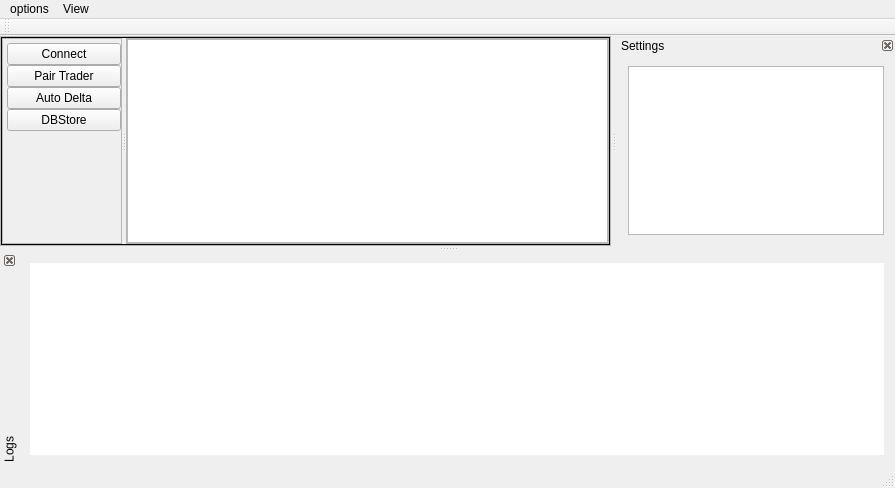
Above: IbTradeQt/MainSystem/ibtradesystem.ui from CloseToAlgoTrading/IbTradeQtDev before the change. Below: the same form after it.
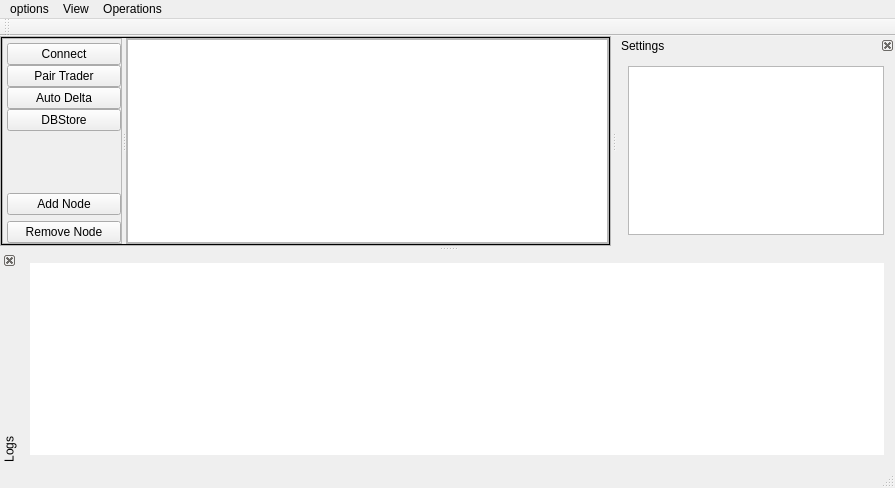
That is the form after the change.

```diff
--- a/IbTradeQt/MainSystem/ibtradesystem.ui
+++ b/IbTradeQt/MainSystem/ibtradesystem.ui
@@ -91,7 +91,7 @@
            <property name="frameShadow">
             <enum>QFrame::Raised</enum>
            </property>
-           <layout class="QGridLayout" name="gridLayout_2" rowstretch="0">
+           <layout class="QGridLayout" name="gridLayout_2" rowstretch="0,0,0,0,0,0,0">
             <property name="sizeConstraint">
              <enum>QLayout::SetDefaultConstraint</enum>
             </property>
@@ -162,6 +162,20 @@
               </layout>
              </widget>
             </item>
+            <item row="2" column="0">
+             <widget class="QPushButton" name="pushButton_RemoveNode">
+              <property name="text">
+               <string>Remove Node</string>
+              </property>
+             </widget>
+            </item>
+            <item row="1" column="0">
+             <widget class="QPushButton" name="pushButton_AddNode">
+              <property name="text">
+               <string>Add Node</string>
+              </property>
+             </widget>
+            </item>
            </layout>
           </widget>
           <widget class="QFrame" name="frame_4">
@@ -207,7 +221,7 @@
      <x>0</x>
      <y>0</y>
      <width>895</width>
-     <height>20</height>
+     <height>21</height>
     </rect>
    </property>
    <widget class="QMenu" name="menuclear_log">
@@ -223,8 +237,16 @@
     <addaction name="actionShow_Log"/>
     <addaction name="actionSetting"/>
    </widget>
+   <widget class="QMenu" name="menuOperations">
+    <property name="title">
+     <string>Operations</string>
+    </property>
+    <addaction name="actionAdd_Model"/>
+    <addaction name="actionRemove_Model"/>
+   </widget>
    <addaction name="menuclear_log"/>
    <addaction name="menuView"/>
+   <addaction name="menuOperations"/>
   </widget>
   <widget class="QToolBar" name="mainToolBar">
    <attribute name="toolBarArea">
```
Left out of the diff: 14 changed lines with no effect on the pictures.
